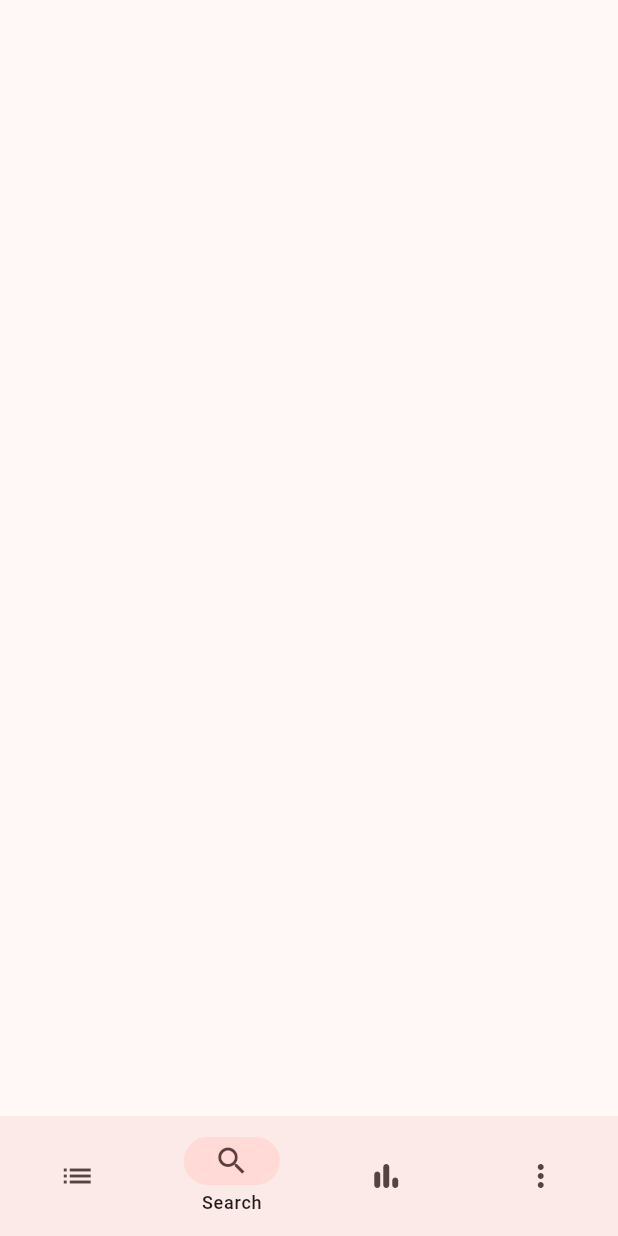
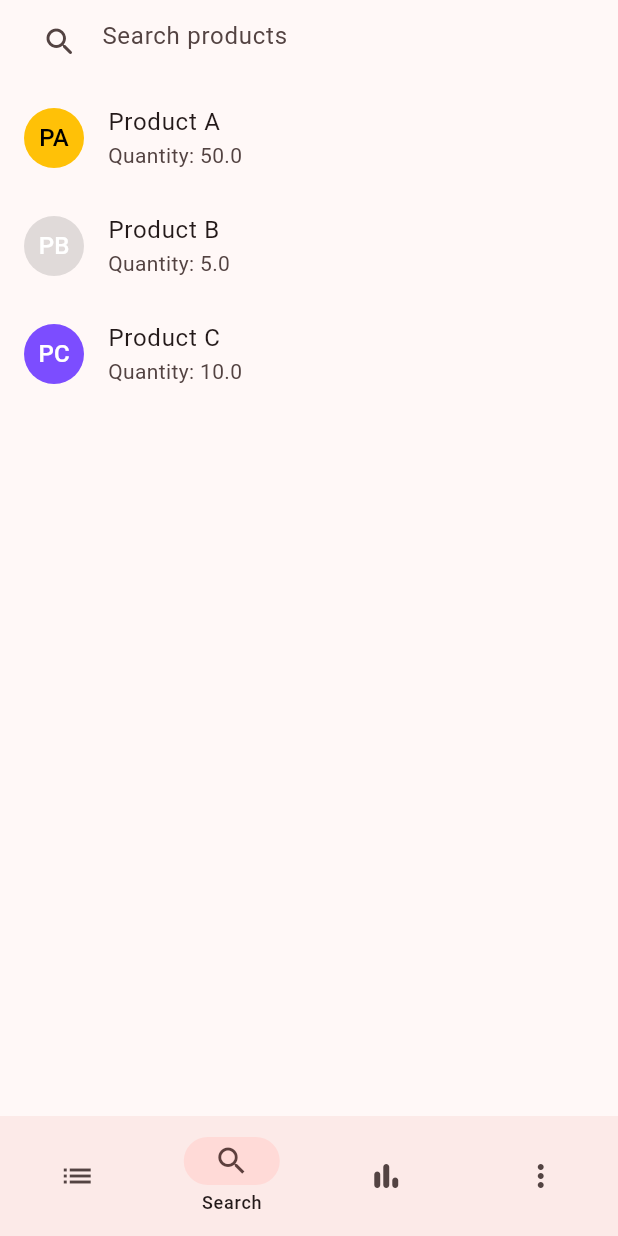
Before and after one commit to SirusCodes/stocker, a Flutter app: the screen it shows after launch, item 2 of the bottom bar chosen, on a phone screen of 412 x 824 dp. Run offline on Flutter 3.47's test engine with Material 2 defaults, Android fonts, the phone set to English and light mode, and no system bars; our stand-ins replace equatable.

Commit message:
feat: add product overall search UI

```diff
--- a/lib/features/home/presentation/home_base.dart
+++ b/lib/features/home/presentation/home_base.dart
@@ -1,6 +1,7 @@
 import 'package:flutter/material.dart';
 
 import '../../category/presentation/category_list.dart';
+import 'search_section.dart';
 
 class HomeBase extends StatefulWidget {
   const HomeBase({Key? key}) : super(key: key);
@@ -15,7 +16,7 @@ class _HomeBaseState extends State<HomeBase> {
 
   static const List<Widget> _homeScreens = [
     CategoryList(),
-    SizedBox.shrink(),
+    SearchSection(),
     SizedBox.shrink(),
     SizedBox.shrink(),
   ];
--- /dev/null
+++ b/lib/features/home/presentation/search_section.dart
@@ -0,0 +1,55 @@
+import 'package:flutter/material.dart';
+
+import '../../../shared_widgets/product_list_tile.dart';
+import '../../product/domain/domain.dart';
+
+const _mockProducts = [
+  ProductModel(
+    name: "Product A",
+    costPrice: 10,
+    sellingPrice: 20,
+    quantity: 50,
+    color: Colors.amber,
+  ),
+  ProductModel(
+    name: "Product B",
+    costPrice: 10,
+    sellingPrice: 20,
+    quantity: 5,
+    color: Colors.black12,
+  ),
+  ProductModel(
+    name: "Product C",
+    costPrice: 10,
+    sellingPrice: 20,
+    quantity: 10,
+    color: Colors.deepPurpleAccent,
+  ),
+];
+
+class SearchSection extends StatelessWidget {
+  const SearchSection({Key? key}) : super(key: key);
+
+  @override
+  Widget build(BuildContext context) {
+    return Scaffold(
+      appBar: AppBar(
+        backgroundColor: Theme.of(context).canvasColor,
+        title: const TextField(
+          decoration: InputDecoration(
+            border: InputBorder.none,
+            hintText: "Search products",
+            prefixIcon: Icon(Icons.search_rounded),
+          ),
+        ),
+      ),
+      body: ListView.builder(
+        itemCount: _mockProducts.length,
+        itemBuilder: (context, index) {
+          final product = _mockProducts[index];
+          return ProductListTile(product: product);
+        },
+      ),
+    );
+  }
+}
--- /dev/null
+++ b/lib/features/product/domain/domain.dart
@@ -0,0 +1 @@
+export 'product_model/product_model.dart';
--- /dev/null
+++ b/lib/features/product/domain/product_model/product_model.dart
@@ -0,0 +1,38 @@
+import 'package:equatable/equatable.dart';
+import 'package:flutter/cupertino.dart';
+import 'package:json_annotation/json_annotation.dart';
+
+import '../../../../utils/color_serializer.dart';
+
+part 'product_model.g.dart';
+
+@JsonSerializable()
+class ProductModel extends Equatable {
+  final String name;
+  final double costPrice, sellingPrice, quantity;
+
+  @ColorSerializer()
+  final Color color;
+
+  const ProductModel({
+    required this.name,
+    required this.costPrice,
+    required this.sellingPrice,
+    required this.quantity,
+    required this.color,
+  });
+
+  factory ProductModel.fromJson(Map<String, dynamic> json) =>
+      _$ProductModelFromJson(json);
+
+  Map<String, dynamic> toJson() => _$ProductModelToJson(this);
+
+  @override
+  List<Object?> get props => [
+        name,
+        costPrice,
+        sellingPrice,
+        quantity,
+        color,
+      ];
+}
--- a/lib/main.dart
+++ b/lib/main.dart
@@ -21,6 +21,9 @@ class MyApp extends StatelessWidget {
         colorScheme: ColorScheme.fromSeed(
           seedColor: const Color(0xFF6a040f),
         ),
+        inputDecorationTheme: const InputDecorationTheme(
+          border: OutlineInputBorder(),
+        ),
       ),
       home: const HomeBase(),
     );
--- /dev/null
+++ b/lib/shared_widgets/product_list_tile.dart
@@ -0,0 +1,33 @@
+import 'package:flutter/material.dart';
+
+import '../extensions/extensions.dart';
+import '../features/product/domain/domain.dart';
+
+class ProductListTile extends StatelessWidget {
+  const ProductListTile({Key? key, required this.product}) : super(key: key);
+
+  final ProductModel product;
+
+  @override
+  Widget build(BuildContext context) {
+    return ListTile(
+      leading: CircleAvatar(
+        backgroundColor: product.color,
+        child: FittedBox(
+          child: Padding(
+            padding: const EdgeInsets.all(5.0),
+            child: Text(
+              product.name.avatarString,
+              style: TextStyle(
+                color: product.color.blackOrWhiteForForeground,
+              ),
+            ),
+          ),
+        ),
+      ),
+      title: Text(product.name),
+      subtitle: Text("Quantity: ${product.quantity}"),
+      onTap: () {},
+    );
+  }
+}
--- a/pubspec.yaml
+++ b/pubspec.yaml
@@ -31,6 +31,7 @@ dependencies:
     sdk: flutter
   cupertino_icons: ^1.0.2
   json_annotation: ^4.4.0
+  equatable: ^2.0.3
 
 dev_dependencies:
   flutter_test:
```
Also changed, not shown: lib/features/product/domain/product_model/product_model.g.dart (added), pubspec.lock.
